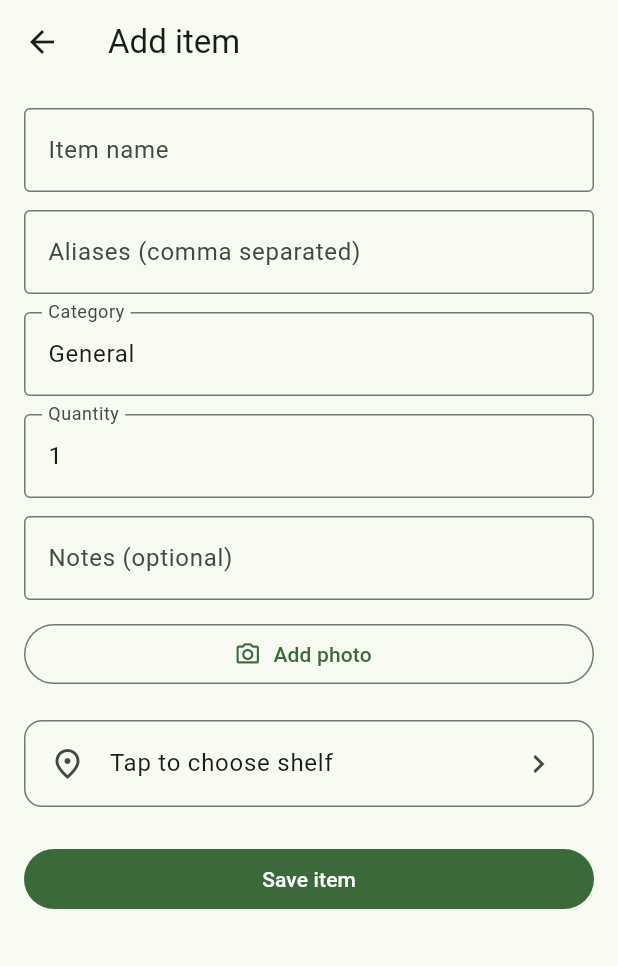
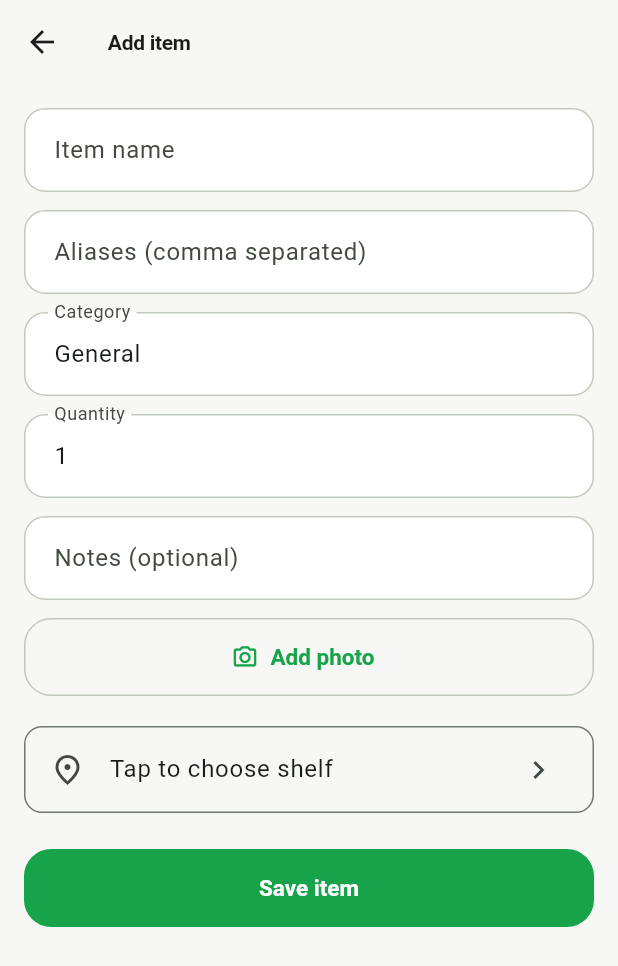
Before and after one commit to Shivamshaiv/WhereInKitchen, a Flutter app: the screen it shows once a user with an empty profile is signed in, after a tap on "Add item", on a phone screen of 412 x 824 dp. Shown: the top 966 px of the screen. Run offline on Flutter 3.47's test engine with Material 3 defaults, Android fonts, the phone set to English and light mode, and no system bars; our stand-ins replace cloud_firestore, firebase_auth, firebase_core, flutter_riverpod, google_sign_in, image_picker and 1 more; missing offline and left inert: mobile_scanner; accounts and stored records are empty; network calls fail.

Commit message:
Add app icon, polished theme, and multi-source barcode lookup
Branding & UI:
- New professional app icon: green 2.5D cabinet emblem (with location pin)
  on a transparent background, wired for Android (adaptive) and iOS via
  flutter_launcher_icons
- Cohesive Material 3 theme (lib/theme.dart) built on the green/amber brand:
  rounded cards, inputs, search bar, chips, FABs, sheets and dialogs, softer
  light-mode background, bolder typography
- Branded splash screen and app-logo header on the auth screen; modern
  brand-tinted room tiles on home

Barcode lookup:
- Replace the single Open Food Facts call with ProductLookupService, which
  queries several completely-free, no-API-key sources in order: Open Food
  Facts, Open Beauty Facts, Open Products Facts, Open Pet Food Facts, then
  UPCitemdb (free trial) for general retail items
- Better field extraction (name/image fallbacks, specific category) and a
  per-source timeout so a slow source can't hang the scan

Co-authored-by: Cursor <cursoragent@cursor.com>

```diff
--- a/lib/app.dart
+++ b/lib/app.dart
@@ -5,6 +5,7 @@ import 'package:wherein_kitchen/providers/providers.dart';
 import 'package:wherein_kitchen/screens/auth/auth_screen.dart';
 import 'package:wherein_kitchen/screens/auth/household_setup_screen.dart';
 import 'package:wherein_kitchen/screens/home/home_screen.dart';
+import 'package:wherein_kitchen/theme.dart';
 
 class WhereInKitchenApp extends ConsumerWidget {
   const WhereInKitchenApp({super.key});
@@ -16,23 +17,8 @@ class WhereInKitchenApp extends ConsumerWidget {
     return MaterialApp(
       title: 'WhereInKitchen',
       debugShowCheckedModeBanner: false,
-      theme: ThemeData(
-        colorScheme: ColorScheme.fromSeed(
-          seedColor: const Color(0xFF2E7D32),
-          brightness: Brightness.light,
-        ),
-        useMaterial3: true,
-        inputDecorationTheme: const InputDecorationTheme(
-          border: OutlineInputBorder(),
-        ),
-      ),
-      darkTheme: ThemeData(
-        colorScheme: ColorScheme.fromSeed(
-          seedColor: const Color(0xFF66BB6A),
-          brightness: Brightness.dark,
-        ),
-        useMaterial3: true,
-      ),
+      theme: buildLightTheme(),
+      darkTheme: buildDarkTheme(),
       home: authState.when(
         data: (user) {
           if (user == null) return const AuthScreen();
@@ -46,17 +32,13 @@ class WhereInKitchenApp extends ConsumerWidget {
               }
               return const HomeScreen();
             },
-            loading: () => const Scaffold(
-              body: Center(child: CircularProgressIndicator()),
-            ),
+            loading: () => const _BrandedSplash(),
             error: (error, _) => Scaffold(
               body: Center(child: Text('Setup error: $error')),
             ),
           );
         },
-        loading: () => const Scaffold(
-          body: Center(child: CircularProgressIndicator()),
-        ),
+        loading: () => const _BrandedSplash(),
         error: (error, _) => Scaffold(
           body: Center(child: Text('Auth error: $error')),
         ),
@@ -64,3 +46,32 @@ class WhereInKitchenApp extends ConsumerWidget {
     );
   }
 }
+
+/// A branded loading screen shown while auth/household state resolves.
+class _BrandedSplash extends StatelessWidget {
+  const _BrandedSplash();
+
+  @override
+  Widget build(BuildContext context) {
+    return Scaffold(
+      body: Center(
+        child: Column(
+          mainAxisSize: MainAxisSize.min,
+          children: [
+            Image.asset(
+              'assets/icon/icon.png',
+              width: 120,
+              height: 120,
+            ),
+            const SizedBox(height: 20),
+            const SizedBox(
+              width: 26,
+              height: 26,
+              child: CircularProgressIndicator(strokeWidth: 2.5),
+            ),
+          ],
+        ),
+      ),
+    );
+  }
+}
--- a/lib/providers/providers.dart
+++ b/lib/providers/providers.dart
@@ -13,7 +13,7 @@ import 'package:wherein_kitchen/models/room.dart';
 import 'package:wherein_kitchen/models/slot.dart';
 import 'package:wherein_kitchen/models/storage_unit.dart';
 import 'package:wherein_kitchen/services/auth_service.dart';
-import 'package:wherein_kitchen/services/open_food_facts_service.dart';
+import 'package:wherein_kitchen/services/product_lookup_service.dart';
 
 final firestoreProvider = Provider<FirebaseFirestore>((ref) {
   return FirebaseFirestore.instance;
@@ -49,8 +49,8 @@ final productRepositoryProvider = Provider<ProductRepository>((ref) {
   return ProductRepository(ref.watch(firestoreProvider));
 });
 
-final openFoodFactsServiceProvider = Provider<OpenFoodFactsService>((ref) {
-  return OpenFoodFactsService();
+final productLookupServiceProvider = Provider<ProductLookupService>((ref) {
+  return ProductLookupService();
 });
 
 final householdIdProvider = StateProvider<String?>((ref) => null);
--- a/lib/screens/auth/auth_screen.dart
+++ b/lib/screens/auth/auth_screen.dart
@@ -73,26 +73,33 @@ class _AuthScreenState extends ConsumerState<AuthScreen> {
               child: Column(
                 crossAxisAlignment: CrossAxisAlignment.stretch,
                 children: [
-                  Icon(
-                    Icons.kitchen,
-                    size: 72,
-                    color: Theme.of(context).colorScheme.primary,
+                  Center(
+                    child: Image.asset(
+                      'assets/icon/icon.png',
+                      width: 128,
+                      height: 128,
+                    ),
                   ),
                   const SizedBox(height: 16),
                   Text(
                     'WhereInKitchen',
                     textAlign: TextAlign.center,
                     style: Theme.of(context).textTheme.headlineMedium?.copyWith(
-                          fontWeight: FontWeight.bold,
+                          fontWeight: FontWeight.w800,
+                          letterSpacing: -0.5,
                         ),
                   ),
                   const SizedBox(height: 8),
                   Text(
                     'A visual map of where everything lives',
                     textAlign: TextAlign.center,
-                    style: Theme.of(context).textTheme.bodyMedium,
+                    style: Theme.of(context).textTheme.bodyMedium?.copyWith(
+                          color: Theme.of(context)
+                              .colorScheme
+                              .onSurfaceVariant,
+                        ),
                   ),
-                  const SizedBox(height: 32),
+                  const SizedBox(height: 36),
                   TextField(
                     controller: _emailController,
                     keyboardType: TextInputType.emailAddress,
--- a/lib/screens/scan/scan_screen.dart
+++ b/lib/screens/scan/scan_screen.dart
@@ -124,7 +124,7 @@ class _ScanScreenState extends ConsumerState<ScanScreen>
         .read(productRepositoryProvider)
         .getProduct(householdId, barcode);
 
-    product ??= await ref.read(openFoodFactsServiceProvider).lookupBarcode(
+    product ??= await ref.read(productLookupServiceProvider).lookupBarcode(
           barcode,
         );
 
--- /dev/null
+++ b/lib/theme.dart
@@ -0,0 +1,186 @@
+import 'package:flutter/material.dart';
+
+/// Central brand palette + Material 3 themes for WhereInKitchen.
+///
+/// The brand is built around the app icon: a fresh green cabinet on a warm
+/// amber/yellow field. Green is the primary action colour; amber is the
+/// energetic accent used for highlights.
+class AppColors {
+  const AppColors._();
+
+  static const Color green = Color(0xFF16A34A);
+  static const Color greenDark = Color(0xFF065F46);
+  static const Color amber = Color(0xFFF59E0B);
+  static const Color yellow = Color(0xFFFDE047);
+
+  static const List<Color> brandGradient = [Color(0xFFFDE047), Color(0xFFF59E0B)];
+}
+
+const double _radius = 18;
+
+ThemeData buildLightTheme() {
+  final scheme = ColorScheme.fromSeed(
+    seedColor: AppColors.green,
+    primary: AppColors.green,
+    secondary: AppColors.amber,
+    tertiary: AppColors.greenDark,
+    brightness: Brightness.light,
+  );
+  return _base(scheme);
+}
+
+ThemeData buildDarkTheme() {
+  final scheme = ColorScheme.fromSeed(
+    seedColor: AppColors.green,
+    primary: const Color(0xFF3DD07E),
+    secondary: AppColors.amber,
+    tertiary: const Color(0xFF34D399),
+    brightness: Brightness.dark,
+  );
+  return _base(scheme);
+}
+
+ThemeData _base(ColorScheme scheme) {
+  final isLight = scheme.brightness == Brightness.light;
+  final base = ThemeData(
+    colorScheme: scheme,
+    useMaterial3: true,
+    scaffoldBackgroundColor:
+        isLight ? const Color(0xFFF7F8F5) : scheme.surface,
+    visualDensity: VisualDensity.adaptivePlatformDensity,
+  );
+
+  final rounded = RoundedRectangleBorder(
+    borderRadius: BorderRadius.circular(_radius),
+  );
+
+  return base.copyWith(
+    textTheme: base.textTheme.copyWith(
+      headlineSmall: base.textTheme.headlineSmall?.copyWith(
+        fontWeight: FontWeight.w700,
+        letterSpacing: -0.4,
+      ),
+      titleLarge: base.textTheme.titleLarge?.copyWith(
+        fontWeight: FontWeight.w700,
+        letterSpacing: -0.2,
+      ),
+      titleMedium: base.textTheme.titleMedium?.copyWith(
+        fontWeight: FontWeight.w600,
+      ),
+    ),
+    appBarTheme: AppBarTheme(
+      backgroundColor: base.scaffoldBackgroundColor,
+      surfaceTintColor: Colors.transparent,
+      foregroundColor: scheme.onSurface,
+      elevation: 0,
+      scrolledUnderElevation: 0.5,
+      centerTitle: false,
+      titleTextStyle: base.textTheme.titleLarge?.copyWith(
+        fontWeight: FontWeight.w700,
+        letterSpacing: -0.2,
+        color: scheme.onSurface,
+      ),
+    ),
+    cardTheme: CardThemeData(
+      elevation: 0,
+      margin: EdgeInsets.zero,
+      color: isLight ? Colors.white : scheme.surfaceContainerHigh,
+      shape: RoundedRectangleBorder(
+        borderRadius: BorderRadius.circular(_radius),
+        side: BorderSide(
+          color: scheme.outlineVariant.withValues(alpha: isLight ? 0.6 : 0.4),
+        ),
+      ),
+      clipBehavior: Clip.antiAlias,
+    ),
+    filledButtonTheme: FilledButtonThemeData(
+      style: FilledButton.styleFrom(
+        minimumSize: const Size.fromHeight(52),
+        shape: rounded,
+        textStyle: const TextStyle(fontWeight: FontWeight.w600, fontSize: 15),
+      ),
+    ),
+    elevatedButtonTheme: ElevatedButtonThemeData(
+      style: ElevatedButton.styleFrom(
+        minimumSize: const Size.fromHeight(52),
+        shape: rounded,
+      ),
+    ),
+    outlinedButtonTheme: OutlinedButtonThemeData(
+      style: OutlinedButton.styleFrom(
+        minimumSize: const Size.fromHeight(52),
+        shape: rounded,
+        side: BorderSide(color: scheme.outlineVariant),
+        textStyle: const TextStyle(fontWeight: FontWeight.w600, fontSize: 15),
+      ),
+    ),
+    inputDecorationTheme: InputDecorationTheme(
+      filled: true,
+      fillColor: isLight ? Colors.white : scheme.surfaceContainerHigh,
+      contentPadding: const EdgeInsets.symmetric(horizontal: 16, vertical: 16),
+      border: OutlineInputBorder(
+        borderRadius: BorderRadius.circular(14),
+        borderSide: BorderSide(color: scheme.outlineVariant),
+      ),
+      enabledBorder: OutlineInputBorder(
+        borderRadius: BorderRadius.circular(14),
+        borderSide: BorderSide(color: scheme.outlineVariant),
+      ),
+      focusedBorder: OutlineInputBorder(
+        borderRadius: BorderRadius.circular(14),
+        borderSide: BorderSide(color: scheme.primary, width: 2),
+      ),
+    ),
+    searchBarTheme: SearchBarThemeData(
+      elevation: const WidgetStatePropertyAll(0),
+      backgroundColor: WidgetStatePropertyAll(
+        isLight ? Colors.white : scheme.surfaceContainerHigh,
+      ),
+      shape: WidgetStatePropertyAll(
+        RoundedRectangleBorder(
+          borderRadius: BorderRadius.circular(16),
+          side: BorderSide(color: scheme.outlineVariant),
+        ),
+      ),
+      padding: const WidgetStatePropertyAll(
+        EdgeInsets.symmetric(horizontal: 16),
+      ),
+    ),
+    chipTheme: ChipThemeData(
+      shape: RoundedRectangleBorder(
+        borderRadius: BorderRadius.circular(12),
+        side: BorderSide(color: scheme.outlineVariant),
+      ),
+      side: BorderSide(color: scheme.outlineVariant),
+      backgroundColor: isLight ? Colors.white : scheme.surfaceContainerHigh,
+    ),
+    floatingActionButtonTheme: FloatingActionButtonThemeData(
+      shape: RoundedRectangleBorder(borderRadius: BorderRadius.circular(16)),
+      extendedTextStyle: const TextStyle(
+        fontWeight: FontWeight.w700,
+        fontSize: 15,
+      ),
+    ),
+    listTileTheme: const ListTileThemeData(
+      shape: RoundedRectangleBorder(
+        borderRadius: BorderRadius.all(Radius.circular(_radius)),
+      ),
+    ),
+    dialogTheme: DialogThemeData(
+      shape: RoundedRectangleBorder(borderRadius: BorderRadius.circular(24)),
+    ),
+    bottomSheetTheme: const BottomSheetThemeData(
+      shape: RoundedRectangleBorder(
+        borderRadius: BorderRadius.vertical(top: Radius.circular(28)),
+      ),
+      showDragHandle: true,
+    ),
+    snackBarTheme: SnackBarThemeData(
+      behavior: SnackBarBehavior.floating,
+      shape: RoundedRectangleBorder(borderRadius: BorderRadius.circular(12)),
+    ),
+    dividerTheme: DividerThemeData(
+      color: scheme.outlineVariant.withValues(alpha: 0.5),
+    ),
+  );
+}
```
Also changed, not shown: lib/screens/home/home_screen.dart (+11 -2 lines), lib/services/open_food_facts_service.dart (deleted, +0 -46 lines), lib/services/product_lookup_service.dart (added, +176 -0 lines), pubspec.yaml (+12 -0 lines), assets/icon/icon.png (added), assets/icon/icon_bg.png (added), assets/icon/icon_foreground.png (added), pubspec.lock, 40 other files.
